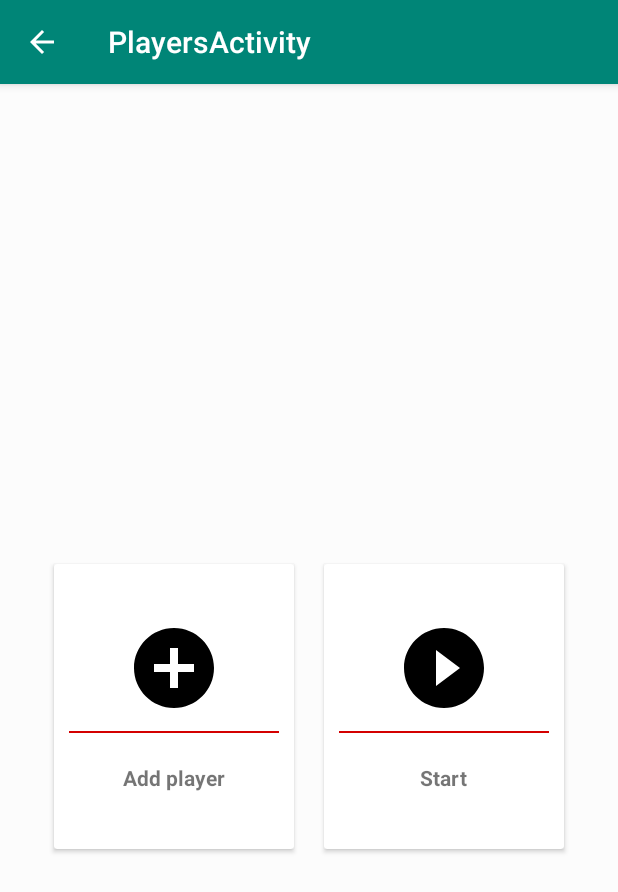
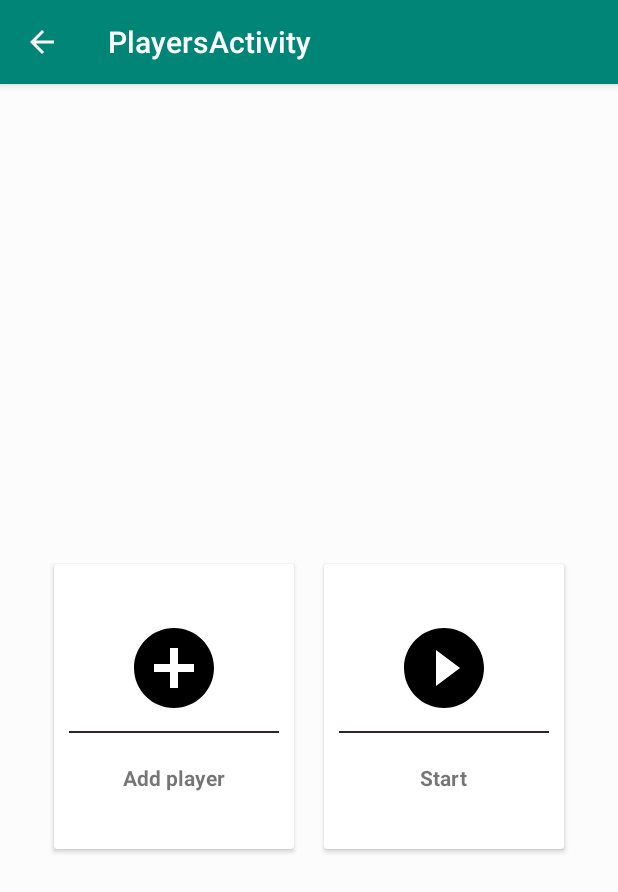
Before and after one commit to xholecko/pv239_game_trio, an Android app: the PlayersActivity screen opened directly, with no data from a screen before it, on a phone screen of 412 x 824 dp. Shown: the top 892 px of the screen. Run offline under Robolectric (Android 15) with nearby library versions, the phone set to English and light mode, and no system bars; our stand-ins replace Room's generated code.

Commit message:
verification, visual changes

```diff
--- a/PV239_game_trio/app/build.gradle
+++ b/PV239_game_trio/app/build.gradle
@@ -14,6 +14,7 @@ android {
         targetSdkVersion 28
         versionCode 1
         versionName "1.0"
+        vectorDrawables.useSupportLibrary = true
         testInstrumentationRunner "androidx.test.runner.AndroidJUnitRunner"
 
         javaCompileOptions {
--- a/PV239_game_trio/app/src/main/java/com/example/pv239_game_trio/frontend/main/PlayersActivity.kt
+++ b/PV239_game_trio/app/src/main/java/com/example/pv239_game_trio/frontend/main/PlayersActivity.kt
@@ -2,14 +2,19 @@ package com.example.pv239_game_trio.frontend.main
 
 import android.app.AlertDialog
 import android.content.Intent
+import android.graphics.drawable.Icon
 import android.os.AsyncTask
 import androidx.appcompat.app.AppCompatActivity
 import android.os.Bundle
 import android.util.Log
 import android.widget.ArrayAdapter
 import android.widget.Button
+import android.widget.ImageView
 import android.widget.ListView
 import androidx.cardview.widget.CardView
+import androidx.core.content.ContextCompat
+import androidx.core.graphics.drawable.DrawableCompat
+import androidx.core.graphics.drawable.DrawableCompat.setTint
 import androidx.room.Room
 import com.example.pv239_game_trio.R
 import com.example.pv239_game_trio.backend.AppDB
@@ -22,6 +27,9 @@ class PlayersActivity : AppCompatActivity() {
     private lateinit var players: Array<PlayerEntity>
     private lateinit var addPlayerButton: CardView
     private lateinit var startButton: CardView
+    private lateinit var imageViewAdd: ImageView
+
+
 
     private val TAG = "GameTrioPlayersActivity"
 
@@ -32,9 +40,11 @@ class PlayersActivity : AppCompatActivity() {
 
         getPlayers().execute()
         listView = findViewById(R.id.players_list_view)
-
+        imageViewAdd = findViewById(R.id.imageViewAdd)
         addPlayerButton = findViewById(R.id.buttonAddPlayer)
         startButton = findViewById(R.id.start_game)
+
+
 
         listView.setOnItemClickListener { _, _, position, _ ->
             val selectedPlayer = players[position]
@@ -61,6 +71,7 @@ class PlayersActivity : AppCompatActivity() {
         startButton.setOnClickListener {
             openActivityChoose()
         }
+
     }
 
     private inner class getPlayers : AsyncTask<Void, Void, Unit>() {
@@ -84,6 +95,14 @@ class PlayersActivity : AppCompatActivity() {
 
         val adapter = ArrayAdapter(this, android.R.layout.simple_list_item_1, listItems)
         listView.adapter = adapter
+
+        if (players.size < 2){
+            startButton.isEnabled = false
+        }
+        if (players.size >= 6){
+            addPlayerButton.isEnabled = false
+        }
+
     }
 
     private fun openActivityPlayer(){
--- a/PV239_game_trio/app/src/main/res/layout/activity_players.xml
+++ b/PV239_game_trio/app/src/main/res/layout/activity_players.xml
@@ -56,7 +56,8 @@
                         android:layout_width="64sp"
                         android:layout_height="64sp"
                         android:padding="10sp"
-                        android:background="@drawable/ic_add_circle_black_24dp"/>
+                        android:background="@drawable/ic_add_circle_black_24dp"
+                        android:id="@+id/imageViewAdd"/>
                 <View
                         android:layout_width="match_parent"
                         android:layout_height="1dp"
--- a/PV239_game_trio/app/src/main/res/values/colors.xml
+++ b/PV239_game_trio/app/src/main/res/values/colors.xml
@@ -3,7 +3,7 @@
     <color name="colorPrimary">#008577</color>
     <color name="colorPrimaryDark">#00574B</color>
     <color name="backgroundcolor">#fcfcfc</color>
-    <color name="lightgray">#D40000</color>
+    <color name="lightgray">#2B2624</color>
     <color name="deeppurple">#7c4dff</color>
     <color name="yello">#ffb300</color>
     <color name="green">#00bfa5</color>
@@ -11,6 +11,8 @@
     <color name="darkblue">#23283a</color>
     <color name="testcolorblue">#152b38</color>
     <color name="pink">#fe104d</color>
+    <color name="white">#FFFFFF</color>
+    <color name="grey">#757070</color>
 
     <color name="black_overlay">#66000000</color>
 
```
